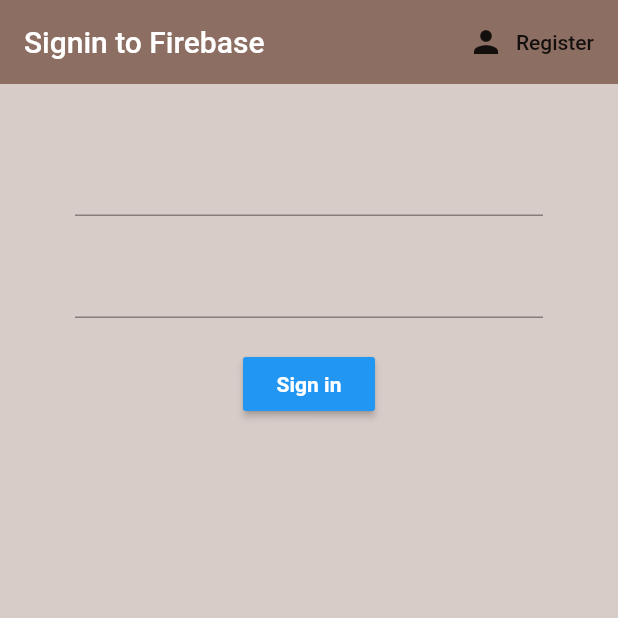
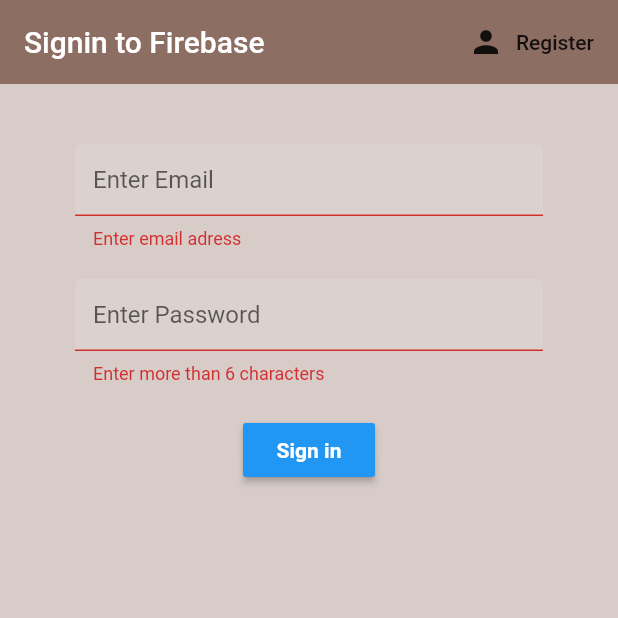
Before and after one commit to KendiJ/Firebase-Flutter, a Flutter app: the screen it shows after launch, after a tap on "Sign in", on a phone screen of 412 x 824 dp, the top half of it. Run offline on Flutter 3.47's test engine with Material 2 defaults, Android fonts, the phone set to English and light mode, and no system bars; our stand-ins replace firebase_auth, flutter_spinkit; accounts and stored records are empty.

Commit message:
Added a loading feature

```diff
--- a/lib/screens/authenticate/sign_in.dart
+++ b/lib/screens/authenticate/sign_in.dart
@@ -1,4 +1,6 @@
 import 'package:firebase/services/auth.dart';
+import 'package:firebase/shared/constants.dart';
+import 'package:firebase/shared/loading.dart';
 import 'package:flutter/material.dart';
 
 class SignIn extends StatefulWidget {
@@ -14,14 +16,17 @@ class SignIn extends StatefulWidget {
 class _SignInState extends State<SignIn> {
 //Accessing the Anonymous auth function
   final AuthService _authy = AuthService();
+  final _formKey = GlobalKey<FormState>();
 
   // set the state for text fields
   String email = "";
   String password = "";
+  String error = "";
+  bool loading = false;
 
   @override
   Widget build(BuildContext context) {
-    return Scaffold(
+    return loading ? Loading() : Scaffold(
       backgroundColor: Colors.brown[100],
       appBar: AppBar(
         title: Text("Signin to Firebase"),
@@ -39,16 +44,21 @@ class _SignInState extends State<SignIn> {
       body: Container(
         padding: EdgeInsets.symmetric(vertical: 20, horizontal: 50),
         child: Form(
+          key: _formKey,
           child: Column(
             children: [
               SizedBox(height: 20),
               TextFormField(
+                decoration: textInputDecoration.copyWith(hintText: 'Enter Email'),
+                validator: (val) => val.isEmpty ? 'Enter email adress' : null,
                 onChanged: (val) {
                   setState(() => email = val);
                 },
               ),
               SizedBox(height: 20),
               TextFormField(
+                decoration: textInputDecoration.copyWith(hintText: 'Enter Password'),
+                validator: (val) => val.length <6 ? 'Enter more than 6 characters' : null,
                 obscureText: true,
                 onChanged: (val) {
                   setState(() => password = val);
@@ -57,11 +67,24 @@ class _SignInState extends State<SignIn> {
               SizedBox(height: 20),
               RaisedButton(
                 onPressed: () async {
-                  print(email);
-                  print(password);
+                  if (_formKey.currentState.validate()) {
+                    setState(() => loading = true);
+                    dynamic result = await _authy.signInWithEmailAndPassword(email, password);
+                    if(result == null) {
+                      setState(() {
+                        error = 'Invalid credentials';
+                        loading = false;
+                      });
+                    } // this automatically logs you to home page
+                  }
                 },
                 color: Colors.blue,
                 child: Text('Sign in', style: TextStyle(color: Colors.white, fontWeight: FontWeight.bold,),),
+              ),
+              SizedBox(height: 12),
+              Text(
+                error,
+                style: TextStyle(fontSize: 14, color: Colors.red),
               )
             ],
           )
--- a/lib/services/auth.dart
+++ b/lib/services/auth.dart
@@ -34,6 +34,16 @@ class AuthService {
 
 
   // signin email and pass
+  Future signInWithEmailAndPassword(String email, String password) async {
+    try {
+      AuthResult result = await _auth.signInWithEmailAndPassword(email: email, password: password);
+      FirebaseUser user = result.user;
+      return _userFromFirebaseUser(user);
+    } catch (e) {
+      print(e.toString());
+      return null;
+    }
+  }
 
   //register with email and pass
   Future registerWithEmailAndPassword(String email, String password) async {
--- /dev/null
+++ b/lib/shared/constants.dart
@@ -0,0 +1,13 @@
+import 'package:flutter/material.dart';
+
+const textInputDecoration = InputDecoration(
+  hintText: 'Enter email',
+  fillColor: Colors.white10,
+  filled: true,
+  enabledBorder: OutlineInputBorder(
+    borderSide: BorderSide(color: Colors.black12, width: 2.0),
+  ),
+  focusedBorder: OutlineInputBorder(
+    borderSide: BorderSide(color: Colors.blue, width: 2.0)
+  )
+);
--- a/pubspec.yaml
+++ b/pubspec.yaml
@@ -27,6 +27,7 @@ dependencies:
   firebase_auth:
   cloud_firestore:
   provider: ^4.3.2+1
+  flutter_spinkit: ^4.1.2+1
   # The following adds the Cupertino Icons font to your application.
   # Use with the CupertinoIcons class for iOS style icons.
   cupertino_icons: ^0.1.3
```
Also changed, not shown: lib/screens/authenticate/register.dart (+9 -2 lines), lib/shared/loading.dart (added, +16 -0 lines), pubspec.lock.
